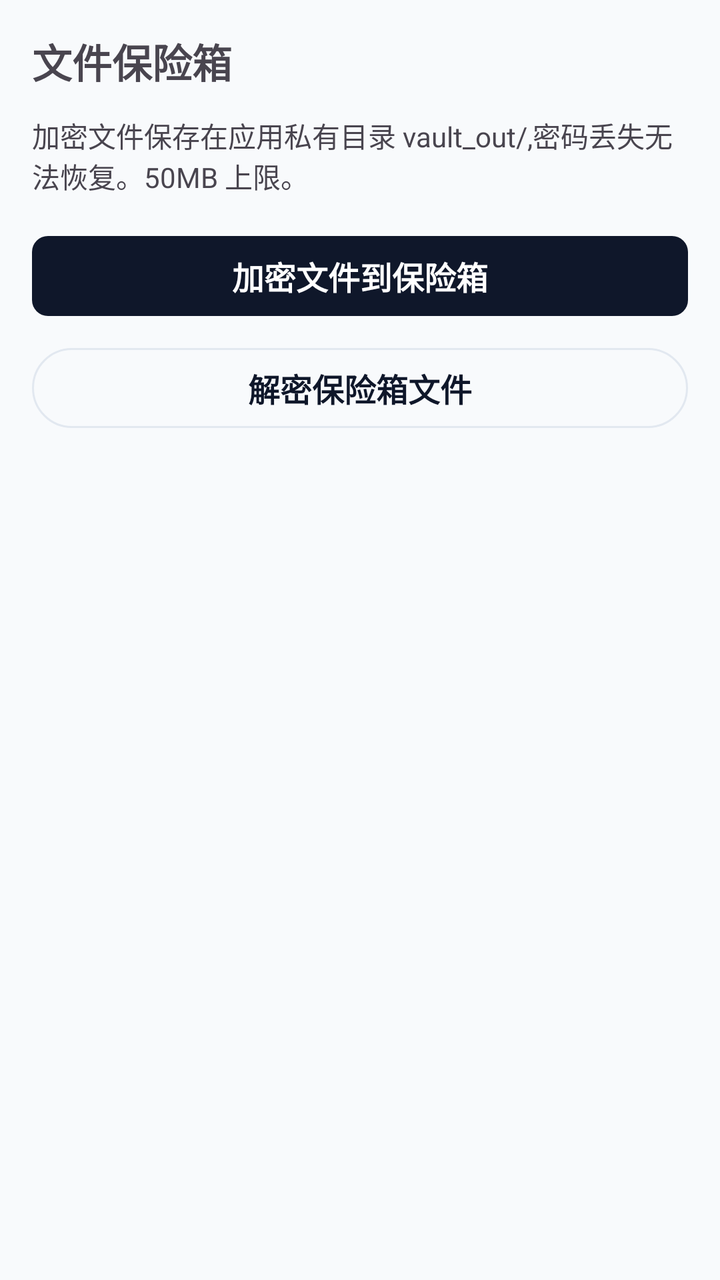
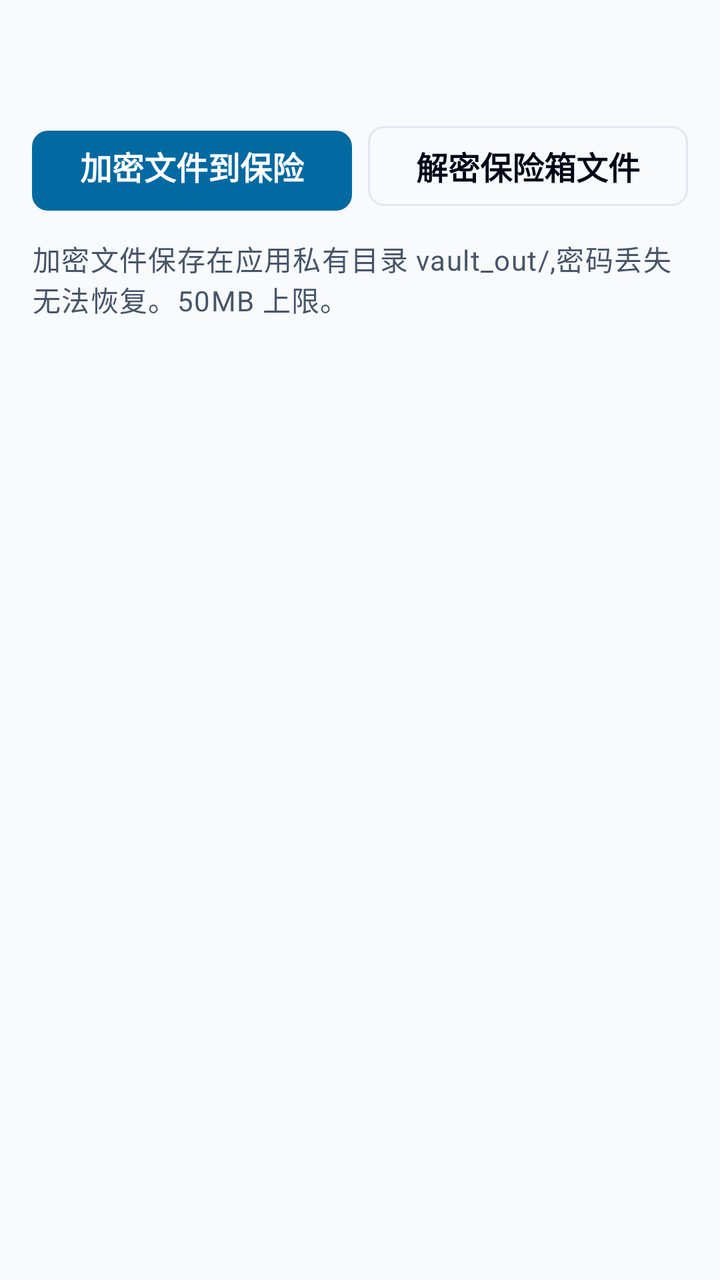

Screens rendered from an Android XML layout before and after an edit, with the pre-edit source and the edit as a unified diff.
<!-- AndroidManifest.xml: application theme Theme.SecureDroid -->
<!-- res/layout/activity_vault.xml -->
<?xml version="1.0" encoding="utf-8"?>
<LinearLayout xmlns:android="http://schemas.android.com/apk/res/android"
    android:layout_width="match_parent"
    android:layout_height="match_parent"
    android:orientation="vertical"
    android:padding="16dp">

    <TextView
        android:id="@+id/tvTitle"
        android:layout_width="match_parent"
        android:layout_height="wrap_content"
        android:paddingBottom="12dp"
        android:textSize="20sp"
        android:textStyle="bold"
        android:text="@string/tool_vault" />

    <TextView
        android:layout_width="match_parent"
        android:layout_height="wrap_content"
        android:text="@string/vault_note" />

    <com.google.android.material.button.MaterialButton
        android:id="@+id/btnEncrypt"
        android:layout_width="match_parent"
        android:layout_height="wrap_content"
        android:layout_marginTop="16dp"
        android:text="@string/vault_btn_encrypt" />

    <com.google.android.material.button.MaterialButton
        android:id="@+id/btnDecrypt"
        android:layout_width="match_parent"
        android:layout_height="wrap_content"
        android:layout_marginTop="8dp"
        style="?attr/materialButtonOutlinedStyle"
        android:text="@string/vault_btn_decrypt" />
</LinearLayout>
<!-- resources referenced by this layout -->
<resources>
  <string name="tool_vault">文件保险箱</string>
  <string name="vault_btn_decrypt">解密保险箱文件</string>
  <string name="vault_btn_encrypt">加密文件到保险箱</string>
  <string name="vault_note">加密文件保存在应用私有目录 vault_out/,密码丢失无法恢复。50MB 上限。</string>
  <color name="c_primary">#0F172A</color>
  <color name="c_on_primary">#FFFFFF</color>
  <color name="c_accent">#0369A1</color>
  <color name="c_on_accent">#FFFFFF</color>
  <color name="c_background">#F8FAFC</color>
  <color name="c_card">#FFFFFF</color>
  <color name="c_foreground">#020617</color>
  <color name="c_muted">#E8ECF1</color>
  <color name="c_muted_foreground">#475569</color>
  <color name="c_border">#E2E8F0</color>
  <color name="c_destructive">#DC2626</color>
  <color name="c_on_destructive">#FFFFFF</color>
  <!-- drawable bg_fluid (drawable) -->
  <?xml version="1.0" encoding="utf-8"?>
  <shape xmlns:android="http://schemas.android.com/apk/res/android" android:shape="rectangle">
      <solid android:color="@color/c_background" />
  </shape>
  <style name="TextAppearance.SecureDroid.Title" parent="TextAppearance.Material3.HeadlineMedium">
          <item name="android:textSize">26sp</item>
          <item name="android:textStyle">bold</item>
          <item name="android:letterSpacing">-0.01</item>
      </style>
  <style name="TextAppearance.SecureDroid.Headline" parent="TextAppearance.Material3.TitleMedium">
          <item name="android:textSize">20sp</item>
          <item name="android:textStyle">bold</item>
      </style>
  <style name="TextAppearance.SecureDroid.Section" parent="TextAppearance.Material3.LabelSmall">
          <item name="android:textSize">12sp</item>
          <item name="android:textStyle">bold</item>
          <item name="android:letterSpacing">0.08</item>
          <item name="android:textAllCaps">true</item>
      </style>
  <style name="TextAppearance.SecureDroid.Body" parent="TextAppearance.Material3.BodyMedium">
          <item name="android:textSize">16sp</item>
          <item name="android:lineSpacingExtra">8dp</item>
      </style>
  <style name="TextAppearance.SecureDroid.Label" parent="TextAppearance.Material3.BodySmall">
          <item name="android:textSize">14sp</item>
          <item name="android:lineSpacingExtra">4dp</item>
      </style>
  <style name="ShapeAppearance.SecureDroid.Card" parent="">
          <item name="cornerFamily">rounded</item>
          <item name="cornerSize">@dimen/sd_radius_card</item>
      </style>
  <style name="ShapeAppearance.SecureDroid.Inner" parent="">
          <item name="cornerFamily">rounded</item>
          <item name="cornerSize">@dimen/sd_radius_inner</item>
      </style>
  <dimen name="sd_radius_card">12dp</dimen>
  <dimen name="sd_hairline_width">1dp</dimen>
  <dimen name="sd_btn_height">48dp</dimen>
  <dimen name="sd_radius_inner">8dp</dimen>
  <dimen name="sd_space_2">8dp</dimen>
  <!-- unchanged entries left out for length: 3 -->
</resources>

<!-- the commit's change to res/layout/activity_vault.xml (unified diff, before → after) -->
@@ -1,36 +1,49 @@
 <?xml version="1.0" encoding="utf-8"?>
-<LinearLayout xmlns:android="http://schemas.android.com/apk/res/android"
-    android:layout_width="match_parent"
-    android:layout_height="match_parent"
-    android:orientation="vertical"
-    android:padding="16dp">
-
-    <TextView
-        android:id="@+id/tvTitle"
+<LinearLayout
+        xmlns:android="http://schemas.android.com/apk/res/android"
+        xmlns:app="http://schemas.android.com/apk/res-auto"
         android:layout_width="match_parent"
-        android:layout_height="wrap_content"
-        android:paddingBottom="12dp"
-        android:textSize="20sp"
-        android:textStyle="bold"
-        android:text="@string/tool_vault" />
-
-    <TextView
-        android:layout_width="match_parent"
-        android:layout_height="wrap_content"
-        android:text="@string/vault_note" />
-
-    <com.google.android.material.button.MaterialButton
-        android:id="@+id/btnEncrypt"
-        android:layout_width="match_parent"
-        android:layout_height="wrap_content"
-        android:layout_marginTop="16dp"
-        android:text="@string/vault_btn_encrypt" />
-
-    <com.google.android.material.button.MaterialButton
-        android:id="@+id/btnDecrypt"
-        android:layout_width="match_parent"
-        android:layout_height="wrap_content"
-        android:layout_marginTop="8dp"
-        style="?attr/materialButtonOutlinedStyle"
-        android:text="@string/vault_btn_decrypt" />
-</LinearLayout>
+        android:layout_height="match_parent"
+        android:orientation="vertical">
+    <LinearLayout
+            android:layout_width="match_parent"
+            android:layout_height="wrap_content"
+            android:orientation="vertical"
+            android:paddingHorizontal="@dimen/sd_gutter">
+        <TextView
+                android:id="@+id/tvTitle"
+                android:layout_width="match_parent"
+                android:layout_height="wrap_content"
+                android:paddingTop="@dimen/sd_space_4"
+                android:paddingBottom="@dimen/sd_space_2"
+                android:textAppearance="@style/TextAppearance.SecureDroid.Title"
+                android:textColor="@color/c_foreground" />
+        <LinearLayout
+                android:layout_width="match_parent"
+                android:layout_height="wrap_content"
+                android:orientation="horizontal">
+            <com.google.android.material.button.MaterialButton
+                    android:id="@+id/btnEncrypt"
+                    style="@style/Widget.SecureDroid.Button.Accent"
+                    android:layout_width="0dp"
+                    android:layout_height="@dimen/sd_btn_height"
+                    android:layout_weight="1"
+                    android:text="@string/vault_btn_encrypt" />
+            <com.google.android.material.button.MaterialButton
+                    android:id="@+id/btnDecrypt"
+                    style="@style/Widget.SecureDroid.Button.Outlined"
+                    android:layout_width="0dp"
+                    android:layout_height="@dimen/sd_btn_height"
+                    android:layout_marginStart="@dimen/sd_space_2"
+                    android:layout_weight="1"
+                    android:text="@string/vault_btn_decrypt" />
+            </LinearLayout>
+        <TextView
+                android:layout_width="match_parent"
+                android:layout_height="wrap_content"
+                android:layout_marginTop="@dimen/sd_space_3"
+                android:text="@string/vault_note"
+                android:textAppearance="@style/TextAppearance.SecureDroid.Label"
+                android:textColor="@color/c_muted_foreground" />
+        </LinearLayout>
+    </LinearLayout>
<!-- resource entries referenced after the edit -->
@@ -1,6 +1,5 @@
 <!-- resources referenced by this layout -->
 <resources>
-  <string name="tool_vault">文件保险箱</string>
   <string name="vault_btn_decrypt">解密保险箱文件</string>
   <string name="vault_btn_encrypt">加密文件到保险箱</string>
   <string name="vault_note">加密文件保存在应用私有目录 vault_out/,密码丢失无法恢复。50MB 上限。</string>
@@ -8,6 +7,7 @@
   <color name="c_on_primary">#FFFFFF</color>
   <color name="c_accent">#0369A1</color>
   <color name="c_on_accent">#FFFFFF</color>
+  <dimen name="sd_touch_min">48dp</dimen>
   <color name="c_background">#F8FAFC</color>
   <color name="c_card">#FFFFFF</color>
   <color name="c_foreground">#020617</color>
@@ -25,6 +25,20 @@
           <item name="android:textSize">26sp</item>
           <item name="android:textStyle">bold</item>
           <item name="android:letterSpacing">-0.01</item>
+      </style>
+  <style name="Widget.SecureDroid.Button.Accent" parent="Widget.SecureDroid.Button">
+          <item name="backgroundTint">@color/c_accent</item>
+          <item name="android:textColor">@color/c_on_accent</item>
+          <item name="iconTint">@color/c_on_accent</item>
+      </style>
+  <style name="Widget.SecureDroid.Button.Outlined" parent="Widget.Material3.Button.OutlinedButton">
+          <item name="android:minHeight">@dimen/sd_touch_min</item>
+          <item name="android:textSize">16sp</item>
+          <item name="android:textAllCaps">false</item>
+          <item name="cornerRadius">@dimen/sd_radius_inner</item>
+          <item name="strokeColor">@color/c_border</item>
+          <item name="android:textColor">@color/c_foreground</item>
+          <item name="iconTint">@color/c_foreground</item>
       </style>
   <style name="TextAppearance.SecureDroid.Headline" parent="TextAppearance.Material3.TitleMedium">
           <item name="android:textSize">20sp</item>
@@ -55,8 +69,11 @@
   <dimen name="sd_radius_card">12dp</dimen>
   <dimen name="sd_hairline_width">1dp</dimen>
   <dimen name="sd_btn_height">48dp</dimen>
+  <dimen name="sd_gutter">16dp</dimen>
   <dimen name="sd_radius_inner">8dp</dimen>
   <dimen name="sd_space_2">8dp</dimen>
+  <dimen name="sd_space_3">12dp</dimen>
+  <dimen name="sd_space_4">16dp</dimen>
   <!-- unchanged entries left out for length: 3 -->
 </resources>
 
